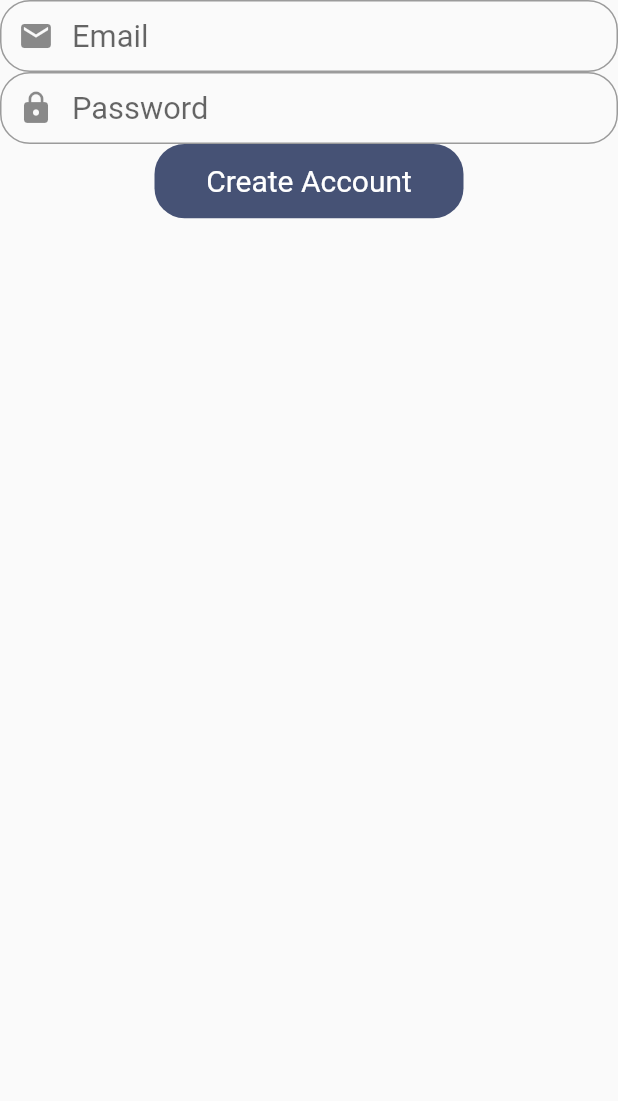
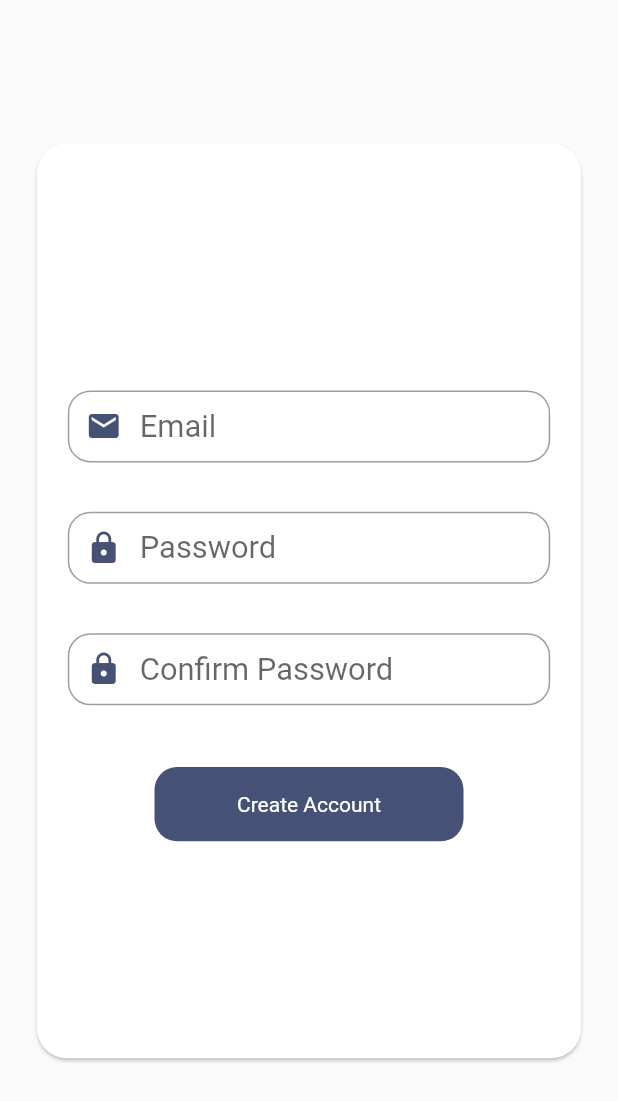
Before and after one commit to jpDEVsekiro/Dictionary, a Flutter app: the CreateAccount widget shown alone on an empty page, opened directly, on a phone screen of 412 x 824 dp. Shown: the top 1101 px of the screen. Run offline on Flutter 3.47's test engine with Material 2 defaults, Android fonts, the light colour scheme and no system bars; our stand-ins replace cloud_firestore, convex_bottom_bar, dio, firebase_auth, firebase_core, flutter_tts and 2 more; accounts and stored records are empty.

Commit message:
design create account

```diff
--- a/lib/src/application/controllers/create_account_controller.dart
+++ b/lib/src/application/controllers/create_account_controller.dart
@@ -7,6 +7,8 @@ import 'package:get/get.dart';
 class CreateAccountController extends GetxController {
   final TextEditingController emailController = TextEditingController();
   final TextEditingController passwordController = TextEditingController();
+  final TextEditingController confirmPasswordController =
+      TextEditingController();
   final IDataBaseRepository _dataBaseRepository =
       Get.find<IDataBaseRepository>();
 
--- a/lib/src/ui/pages/create_account/create_account.dart
+++ b/lib/src/ui/pages/create_account/create_account.dart
@@ -9,63 +9,122 @@ class CreateAccount extends GetView<CreateAccountController> {
   @override
   Widget build(BuildContext context) {
     return ScaffoldDictionary(
-      body: Column(
+      body: SingleChildScrollView(
+        child: Padding(
+          padding: EdgeInsets.only(
+              top: Get.height * 0.111,
+              left: Get.width * 0.05,
+              right: Get.width * 0.05),
+          child: SizedBox(
+            width: Get.width * 0.9,
+            height: Get.height * 0.75,
+            child: Card(
+              shape: RoundedRectangleBorder(
+                borderRadius: BorderRadius.circular(20.0),
+              ),
+              child: Padding(
+                padding: EdgeInsets.symmetric(horizontal: Get.width * 0.05),
+                child: Column(
+                  mainAxisAlignment: MainAxisAlignment.start,
+                  crossAxisAlignment: CrossAxisAlignment.center,
                   children: [
-          TextField(
+                    Padding(
+                      padding: EdgeInsets.only(top: Get.height * 0.2),
+                      child: TextField(
                           style: TextStyle(fontSize: Get.width * 0.05),
                           controller: controller.emailController,
+                          cursorColor: const Color(0xFF465275),
                           decoration: InputDecoration(
                               alignLabelWithHint: true,
-                  contentPadding:
-                      EdgeInsets.symmetric(horizontal: Get.width * 0.02),
+                              contentPadding: EdgeInsets.symmetric(
+                                  horizontal: Get.width * 0.02),
                               hintText: 'Email',
-                  prefixIcon: const Icon(Icons.email),
+                              prefixIcon: const Icon(Icons.email,
+                                  color: Color(0xFF465275)),
                               border: OutlineInputBorder(
-                    borderRadius: BorderRadius.circular(20.0),
+                                borderRadius: BorderRadius.circular(15.0),
                               ),
                               focusedBorder: OutlineInputBorder(
-                    borderRadius: BorderRadius.circular(20.0),
-                    borderSide:
-                        const BorderSide(color: Color(0xFF465275), width: 0.8),
+                                borderRadius: BorderRadius.circular(15.0),
+                                borderSide: const BorderSide(
+                                    color: Color(0xFF465275), width: 0.8),
                               ))),
-          TextField(
+                    ),
+                    Padding(
+                      padding: EdgeInsets.only(top: Get.height * 0.04),
+                      child: TextField(
                           style: TextStyle(fontSize: Get.width * 0.05),
+                          obscureText: true,
                           controller: controller.passwordController,
+                          cursorColor: const Color(0xFF465275),
                           decoration: InputDecoration(
                               alignLabelWithHint: true,
-                  contentPadding:
-                      EdgeInsets.symmetric(horizontal: Get.width * 0.02),
+                              contentPadding: EdgeInsets.symmetric(
+                                  horizontal: Get.width * 0.02),
                               hintText: 'Password',
-                  prefixIcon: const Icon(Icons.lock),
+                              prefixIcon: const Icon(Icons.lock,
+                                  color: Color(0xFF465275)),
+                              focusColor: const Color(0xFF465275),
                               border: OutlineInputBorder(
-                    borderRadius: BorderRadius.circular(20.0),
+                                borderRadius: BorderRadius.circular(15.0),
                               ),
                               focusedBorder: OutlineInputBorder(
-                    borderRadius: BorderRadius.circular(20.0),
-                    borderSide:
-                        const BorderSide(color: Color(0xFF465275), width: 0.8),
+                                borderRadius: BorderRadius.circular(15.0),
+                                borderSide: const BorderSide(
+                                    color: Color(0xFF465275), width: 0.8),
                               ))),
-          InkWell(
+                    ),
+                    Padding(
+                      padding: EdgeInsets.only(top: Get.height * 0.04),
+                      child: TextField(
+                          style: TextStyle(fontSize: Get.width * 0.05),
+                          obscureText: true,
+                          controller: controller.passwordController,
+                          cursorColor: const Color(0xFF465275),
+                          decoration: InputDecoration(
+                              alignLabelWithHint: true,
+                              contentPadding: EdgeInsets.symmetric(
+                                  horizontal: Get.width * 0.02),
+                              hintText: 'Confirm Password',
+                              prefixIcon: const Icon(Icons.lock,
+                                  color: Color(0xFF465275)),
+                              focusColor: const Color(0xFF465275),
+                              border: OutlineInputBorder(
+                                borderRadius: BorderRadius.circular(15.0),
+                              ),
+                              focusedBorder: OutlineInputBorder(
+                                borderRadius: BorderRadius.circular(15.0),
+                                borderSide: const BorderSide(
+                                    color: Color(0xFF465275), width: 0.8),
+                              ))),
+                    ),
+                    Padding(
+                      padding: EdgeInsets.only(
+                          top: Get.height * 0.05, bottom: Get.height * 0.015),
+                      child: InkWell(
                         onTap: () => controller.createAccount(),
                         child: Container(
                           width: Get.width * 0.5,
                           height: Get.height * 0.06,
                           decoration: BoxDecoration(
-                borderRadius: BorderRadius.circular(20.0),
-                color: Color(0xFF465275),
+                            borderRadius: BorderRadius.circular(15.0),
+                            color: const Color(0xFF465275),
                           ),
                           child: const Center(
                             child: Text(
                               'Create Account',
-                  style: TextStyle(
-                    color: Colors.white,
-                    fontSize: 20.0,
+                              style: TextStyle(color: Colors.white),
                             ),
                           ),
                         ),
                       ),
-          )
+                    ),
                   ],
+                ),
+              ),
+            ),
+          ),
+        ),
       ),
     );
   }
```
Lines whose indentation alone changed are shown as unchanged.
